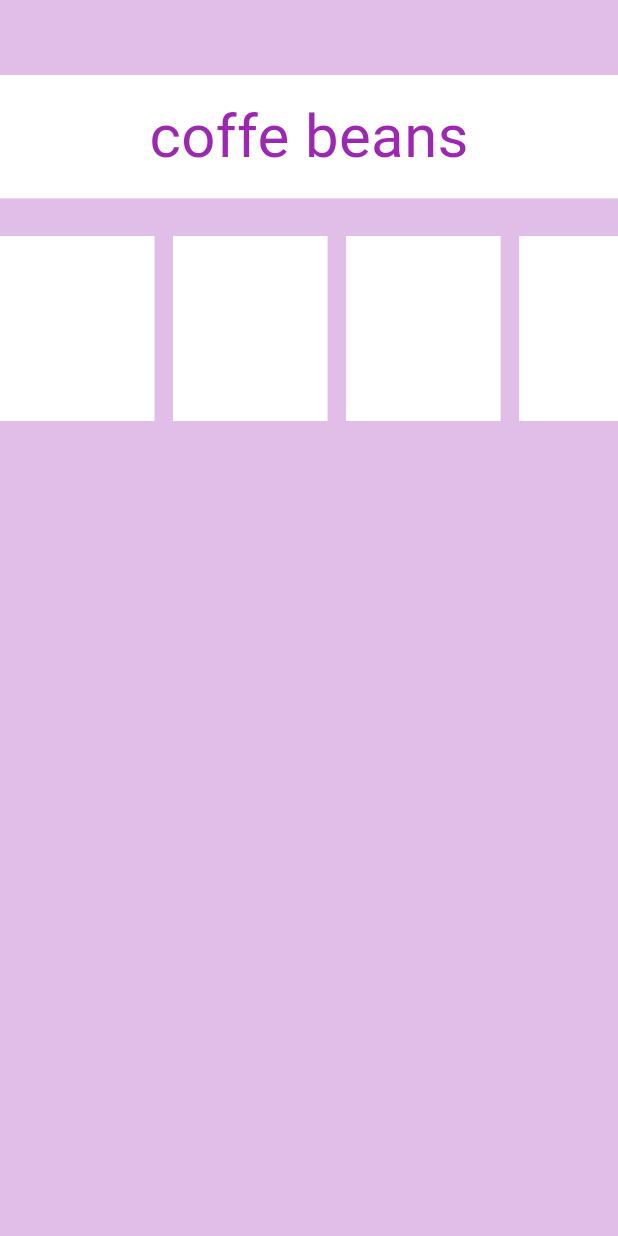
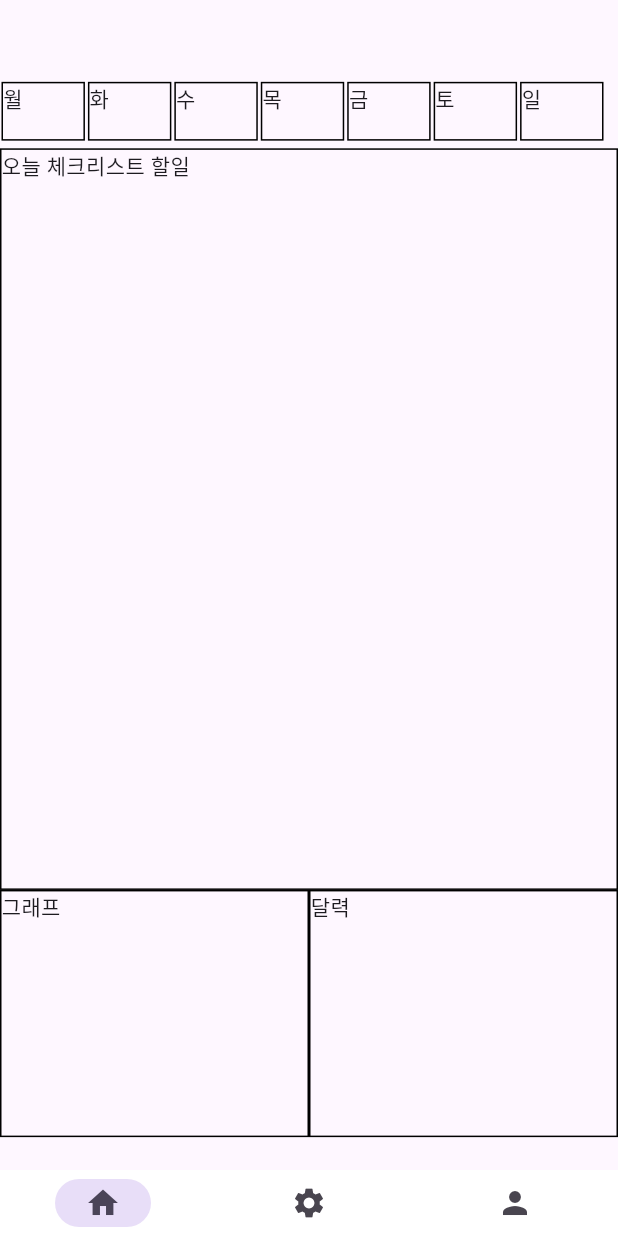
Before and after one commit to vxornjs11/Practice, a Flutter app: the screen it shows after launch, on a phone screen of 412 x 824 dp. Run offline on Flutter 3.47's test engine with Material 3 defaults, Android fonts, the phone set to English and light mode, and no system bars; our stand-ins replace get.

Commit message:
new project

```diff
--- /dev/null
+++ b/devtools_options.yaml
@@ -0,0 +1 @@
+extensions:
--- /dev/null
+++ b/lib/Mainpage.dart
@@ -0,0 +1,110 @@
+import 'package:flutter/material.dart';
+import 'package:flutter/widgets.dart';
+import 'package:practice_01_app/provinder/count_provinder.dart';
+import 'package:provider/provider.dart';
+
+class Mainpage extends StatefulWidget {
+  const Mainpage({super.key});
+
+  @override
+  State<Mainpage> createState() => _MyWidgetState();
+}
+
+class _MyWidgetState extends State<Mainpage> {
+  final List<String> week = ["월", "화", "수", "목", "금", "토", "일"];
+  @override
+  void initState() {
+    // TODO: implement initState
+    // 우측 상단이나 왼쪽에서 설정 칸 만들어서 알림 설정 같은거
+    // 아니면 아래 빈칸에 3개 만들어서 메인화면, 설정, 프로필? 달력? 이렇게
+    super.initState();
+  }
+
+  @override
+  Widget build(BuildContext context) {
+    CounterProvider counter = Provider.of<CounterProvider>(context);
+    var c_size = MediaQuery.of(context).size;
+    return Scaffold(
+      body: SingleChildScrollView(
+        child: Column(
+          children: [
+            SizedBox(
+              height: c_size.height * 0.06,
+            ),
+            Container(
+              width: c_size.width * 1,
+              height: c_size.height * 0.06,
+              child: Row(
+                children: [
+                  SizedBox(
+                    width: c_size.width * 1,
+                    height: c_size.height * 0.05,
+                    child: ListView.builder(
+                        scrollDirection: Axis.horizontal,
+                        itemCount: week.length,
+                        itemBuilder: (context, index) {
+                          print("week.length");
+                          print(week.length);
+                          return Padding(
+                            padding: const EdgeInsets.all(1.0),
+                            child: Container(
+                              // color: Colors.white,
+                              decoration: BoxDecoration(
+                                border: Border.all(
+                                  color: Colors.black, // 원하는 색상을 지정
+                                  width: 1.0, // 원하는 선의 두께를 지정
+                                ),
+                              ),
+                              child: Text("${week[index]}"),
+                              width: c_size.width * 0.135,
+                              height: c_size.height * 0.1,
+                            ),
+                          );
+                        }),
+                  ),
+                ],
+              ), // Row 끝
+            ),
+            Container(
+              width: c_size.width * 1,
+              height: c_size.height * 0.6,
+              decoration: BoxDecoration(
+                border: Border.all(
+                  color: Colors.black, // 원하는 색상을 지정
+                  width: 1.0, // 원하는 선의 두께를 지정
+                ),
+              ),
+              child: Text("오늘 체크리스트 할일"),
+            ),
+            Row(
+              children: [
+                Container(
+                  width: c_size.width * 0.5,
+                  height: c_size.height * 0.2,
+                  decoration: BoxDecoration(
+                    border: Border.all(
+                      color: Colors.black, // 원하는 색상을 지정
+                      width: 1.0, // 원하는 선의 두께를 지정
+                    ),
+                  ),
+                  child: Text("그래프"),
+                ),
+                Container(
+                  width: c_size.width * 0.5,
+                  height: c_size.height * 0.2,
+                  decoration: BoxDecoration(
+                    border: Border.all(
+                      color: Colors.black, // 원하는 색상을 지정
+                      width: 1.0, // 원하는 선의 두께를 지정
+                    ),
+                  ),
+                  child: Text("달력"),
+                )
+              ],
+            )
+          ],
+        ),
+      ),
+    );
+  }
+}
--- /dev/null
+++ b/lib/Settings.dart
@@ -0,0 +1,17 @@
+import 'package:flutter/material.dart';
+
+class Settings extends StatefulWidget {
+  const Settings({super.key});
+
+  @override
+  State<Settings> createState() => _SettingsState();
+}
+
+class _SettingsState extends State<Settings> {
+  @override
+  Widget build(BuildContext context) {
+    return Scaffold(
+      body: Text("SETTINGs"),
+    );
+  }
+}
--- a/lib/home.dart
+++ b/lib/home.dart
@@ -1,106 +1,76 @@
 import 'package:flutter/material.dart';
+import 'package:practice_01_app/Mainpage.dart';
+import 'package:practice_01_app/Settings.dart';
 
-class Home extends StatefulWidget {
-  const Home({super.key});
+// class home extends StatelessWidget {
+//   final int tf = 1;
+//   const home({super.key});
+
+//   @override
+//   Widget build(BuildContext context) {
+//     return Mainpage();
+//   }
+// }
+
+class SettingsScreen extends StatefulWidget {
+  const SettingsScreen({super.key});
 
   @override
-  State<Home> createState() => _MyWidgetState();
+  State<SettingsScreen> createState() => _SettingsScreenState();
 }
 
-class _MyWidgetState extends State<Home> {
+class _SettingsScreenState extends State<SettingsScreen> {
+  late int currentPageIndex;
+  late TabController controller;
+
   @override
   void initState() {
-    // TODO: implement initState
     super.initState();
+    currentPageIndex = 0;
   }
 
   @override
   Widget build(BuildContext context) {
-    Size c_size = MediaQuery.of(context).size;
+    var c_size = MediaQuery.of(context).size;
     return Scaffold(
-      backgroundColor: Colors.purple.shade100,
-      body: SingleChildScrollView(
-        child: Column(
-          children: [
-            SizedBox(
-              height: 50,
+      bottomNavigationBar: NavigationBar(
+        destinations: const [
+          NavigationDestination(
+            icon: Icon(
+              Icons.home,
             ),
-            Container(
-              width: c_size.width * 1,
-              height: c_size.height * 0.1,
-              color: Colors.white,
-              child: Center(
-                child: Text(
-                  "coffe beans",
-                  style: TextStyle(color: Colors.purple, fontSize: 40),
-                ),
-              ),
+            label: 'home',
+          ),
+          NavigationDestination(
+            icon: Icon(
+              Icons.settings,
             ),
-            Container(
-              width: c_size.width * 1,
-              height: c_size.height * 0.9,
-              color: Colors.purple.shade100,
-              child: Column(
-                children: [
-                  SizedBox(
-                    height: c_size.height * 0.03,
-                  ),
-                  SingleChildScrollView(
-                    scrollDirection: Axis.horizontal,
-                    child: Row(
-                      children: [
-                        // 아래 컨테이너를 3개 만들지말고 1개의 메소드로 만들 수 있을듯.
-                        // 그리고 이게 좌우로 스크롤해서 이동이 되면 좋겠는데.
-                        // Listveiw 쓰면 되넹
-                        Container(
-                          width: c_size.width * 0.25,
-                          height: c_size.height * 0.15,
-                          color: Colors.white,
-                        ),
-                        SizedBox(
-                          width: c_size.width * 0.03,
-                        ),
-                        Container(
-                          width: c_size.width * 0.25,
-                          height: c_size.height * 0.15,
-                          color: Colors.white,
-                        ),
-                        SizedBox(
-                          width: c_size.width * 0.03,
-                        ),
-                        Container(
-                          width: c_size.width * 0.25,
-                          height: c_size.height * 0.15,
-                          color: Colors.white,
-                        ),
-                        SizedBox(
-                          width: c_size.width * 0.03,
-                        ),
-                        Container(
-                          width: c_size.width * 0.25,
-                          height: c_size.height * 0.15,
-                          color: Colors.white,
-                        ),
-                        SizedBox(
-                          width: c_size.width * 0.03,
-                        ),
-                        Container(
-                          width: c_size.width * 0.25,
-                          height: c_size.height * 0.15,
-                          color: Colors.white,
-                        ),
-                        SizedBox(
-                          width: c_size.width * 0.03,
-                        ),
-                      ],
-                    ),
-                  ),
-                ],
-              ),
-            )
-          ],
-        ),
+            label: 'setting',
+          ),
+          NavigationDestination(
+            icon: Icon(
+              Icons.person,
+            ),
+            label: 'Quiz',
+          ),
+        ],
+        selectedIndex: currentPageIndex,
+        onDestinationSelected: (int index) {
+          setState(() {
+            currentPageIndex = index;
+          });
+        },
+        height: 44,
+        backgroundColor: Colors.white,
+        labelBehavior: NavigationDestinationLabelBehavior.alwaysHide,
+        elevation: 1,
       ),
+      body: <Widget>[
+        const Mainpage(),
+        const Settings(),
+        // const ChatListPage(),
+        // const MyPage(),
+      ][currentPageIndex],
     );
   }
 }
--- a/lib/main.dart
+++ b/lib/main.dart
@@ -1,5 +1,9 @@
 import 'package:flutter/material.dart';
+import 'package:get/get_navigation/src/root/get_material_app.dart';
+import 'package:practice_01_app/Mainpage.dart';
 import 'package:practice_01_app/home.dart';
+import 'package:practice_01_app/provinder/count_provinder.dart';
+import 'package:provider/provider.dart';
 
 void main() {
   runApp(const MyApp());
@@ -11,13 +15,12 @@ class MyApp extends StatelessWidget {
   // This widget is the root of your application.
   @override
   Widget build(BuildContext context) {
-    return MaterialApp(
-      title: 'Flutter Demo',
-      theme: ThemeData(
-        colorScheme: ColorScheme.fromSeed(seedColor: Colors.deepPurple),
-        useMaterial3: true,
+    return GetMaterialApp(
+      title: 'Flutter Provider Demo',
+      home: ChangeNotifierProvider(
+        create: (BuildContext context) => CounterProvider(),
+        child: SettingsScreen(),
       ),
-      home: Home(),
     );
   }
 }
--- /dev/null
+++ b/lib/provinder/count_provinder.dart
@@ -0,0 +1,18 @@
+import 'package:flutter/material.dart';
+
+class CounterProvider extends ChangeNotifier {
+  //
+  int _count = 0; // 상태
+
+  int get count => _count;
+
+  add() {
+    _count++; //상태 변경
+    notifyListeners(); // 상태 변경 된 것을 알림
+  }
+
+  decrese() {
+    _count--; //상태 변경
+    notifyListeners(); // 상태 변경 된 것을 알림
+  }
+}
--- a/pubspec.yaml
+++ b/pubspec.yaml
@@ -35,6 +35,8 @@ dependencies:
   # The following adds the Cupertino Icons font to your application.
   # Use with the CupertinoIcons class for iOS style icons.
   cupertino_icons: ^1.0.6
+  provider: ^6.1.2
+  get: ^4.6.6
 
 dev_dependencies:
   flutter_test:
```
Also changed, not shown: pubspec.lock.
